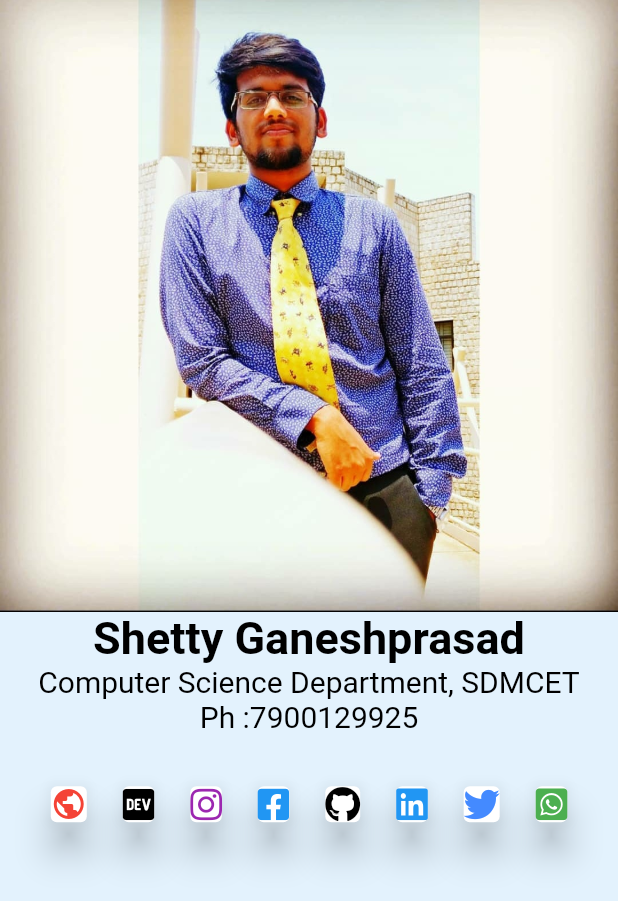
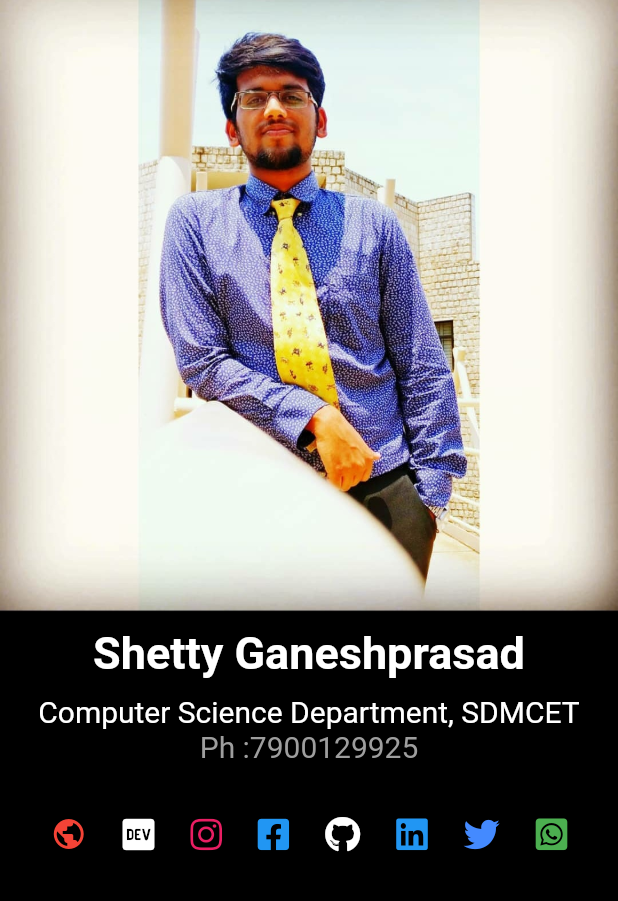
Before and after one commit to ShettyGaneshprasad/SpaceX, a Flutter app: the GShetty screen opened directly, on a phone screen of 412 x 824 dp. Shown: the top 901 px of the screen. Run offline on Flutter 3.47's test engine with Material 2 defaults, Android fonts, the phone set to English and light mode, and no system bars; our stand-ins replace data_connection_checker, flutter_svg, font_awesome_flutter, share, video_player, webview_flutter; network calls fail; Roboto replaces fonts that are missing (Arial).

Commit message:
Update gshetty.dart

```diff
--- a/lib/gshetty.dart
+++ b/lib/gshetty.dart
@@ -7,25 +7,31 @@ class GShetty extends StatelessWidget {
   @override
   Widget build(BuildContext context) {
     return Scaffold(
-      backgroundColor: Colors.blue[50],
+      backgroundColor: Colors.black,
       body: ListView(
         children: <Widget>[
           Image.asset('assets/ganeshshetty.jpeg'),
+          SizedBox(
+            height: 10,
+          ),
           Text(
             "Shetty Ganeshprasad",
             style: new TextStyle(
                 fontSize: 30.0,
                 fontStyle: FontStyle.normal,
                 fontWeight: FontWeight.w600,
-                color: Colors.black),
+                color: Colors.white),
             textAlign: TextAlign.center,
+          ),
+          SizedBox(
+            height: 10,
           ),
           Text(
             "Computer Science Department, SDMCET",
             style: new TextStyle(
                 fontSize: 20.0,
                 fontStyle: FontStyle.normal,
-                color: Colors.black),
+                color: Colors.white),
             textAlign: TextAlign.center,
           ),
           Text(
@@ -33,7 +39,7 @@ class GShetty extends StatelessWidget {
             style: new TextStyle(
                 fontSize: 20.0,
                 fontStyle: FontStyle.normal,
-                color: Colors.black),
+                color: Colors.grey),
             textAlign: TextAlign.center,
           ),
           Column(
@@ -44,6 +50,7 @@ class GShetty extends StatelessWidget {
                 mainAxisAlignment: MainAxisAlignment.center,
                 children: <Widget>[
                   Card(
+                    color: Colors.black,
                     elevation: 10,
                     margin: EdgeInsets.all(12.0),
                     child: InkWell(
@@ -63,6 +70,7 @@ class GShetty extends StatelessWidget {
                     ),
                   ),
                   Card(
+                    color: Colors.black,
                     elevation: 10,
                     margin: EdgeInsets.all(12.0),
                     child: InkWell(
@@ -75,13 +83,14 @@ class GShetty extends StatelessWidget {
                         children: <Widget>[
                           FaIcon(
                             FontAwesomeIcons.dev,
-                            color: Colors.black,
+                            color: Colors.white,
                           ),
                         ],
                       ),
                     ),
                   ),
                   Card(
+                    color: Colors.black,
                     elevation: 10,
                     margin: EdgeInsets.all(12.0),
                     child: InkWell(
@@ -94,13 +103,14 @@ class GShetty extends StatelessWidget {
                         children: <Widget>[
                           FaIcon(
                             FontAwesomeIcons.instagram,
-                            color: Colors.purple,
+                            color: Colors.pink,
                           ),
                         ],
                       ),
                     ),
                   ),
                   Card(
+                    color: Colors.black,
                     elevation: 10,
                     margin: EdgeInsets.all(12.0),
                     child: InkWell(
@@ -121,6 +131,7 @@ class GShetty extends StatelessWidget {
                     ),
                   ),
                   Card(
+                    color: Colors.black,
                     elevation: 10,
                     margin: EdgeInsets.all(12.0),
                     child: InkWell(
@@ -133,13 +144,14 @@ class GShetty extends StatelessWidget {
                         children: <Widget>[
                           FaIcon(
                             FontAwesomeIcons.github,
-                            color: Colors.black,
+                            color: Colors.white,
                           ),
                         ],
                       ),
                     ),
                   ),
                   Card(
+                    color: Colors.black,
                     elevation: 10,
                     margin: EdgeInsets.all(12.0),
                     child: InkWell(
@@ -160,6 +172,7 @@ class GShetty extends StatelessWidget {
                     ),
                   ),
                   Card(
+                    color: Colors.black,
                     elevation: 10,
                     margin: EdgeInsets.all(12.0),
                     child: InkWell(
@@ -179,6 +192,7 @@ class GShetty extends StatelessWidget {
                     ),
                   ),
                   Card(
+                    color: Colors.black,
                     elevation: 10,
                     margin: EdgeInsets.all(12.0),
                     child: InkWell(
```
